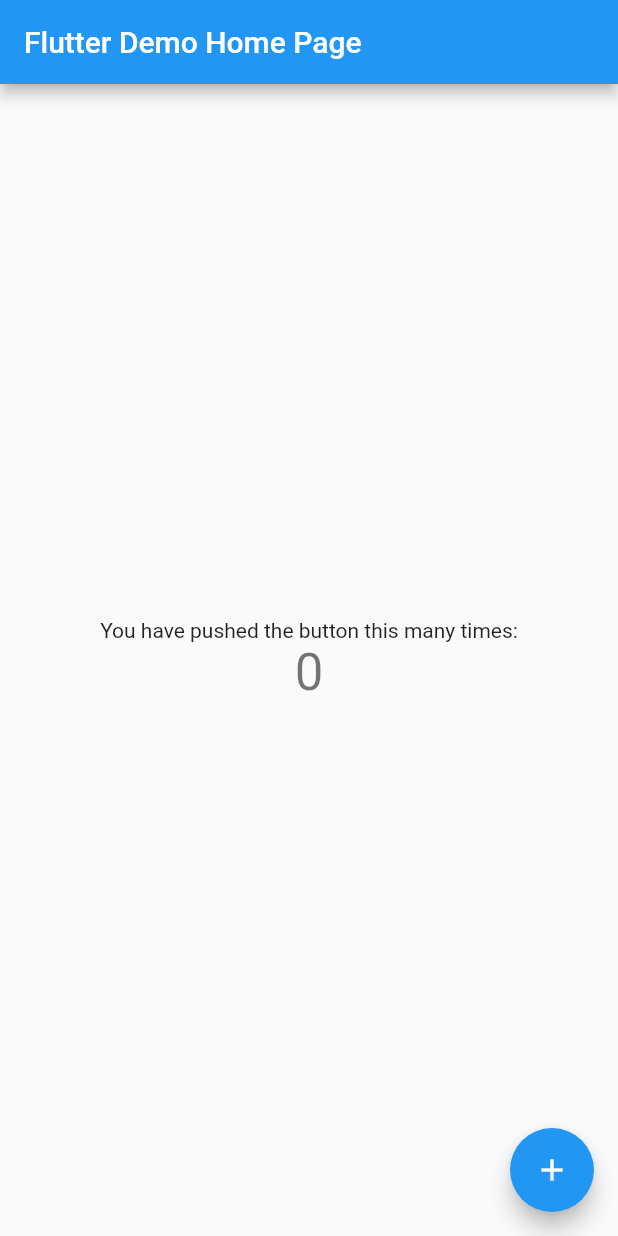
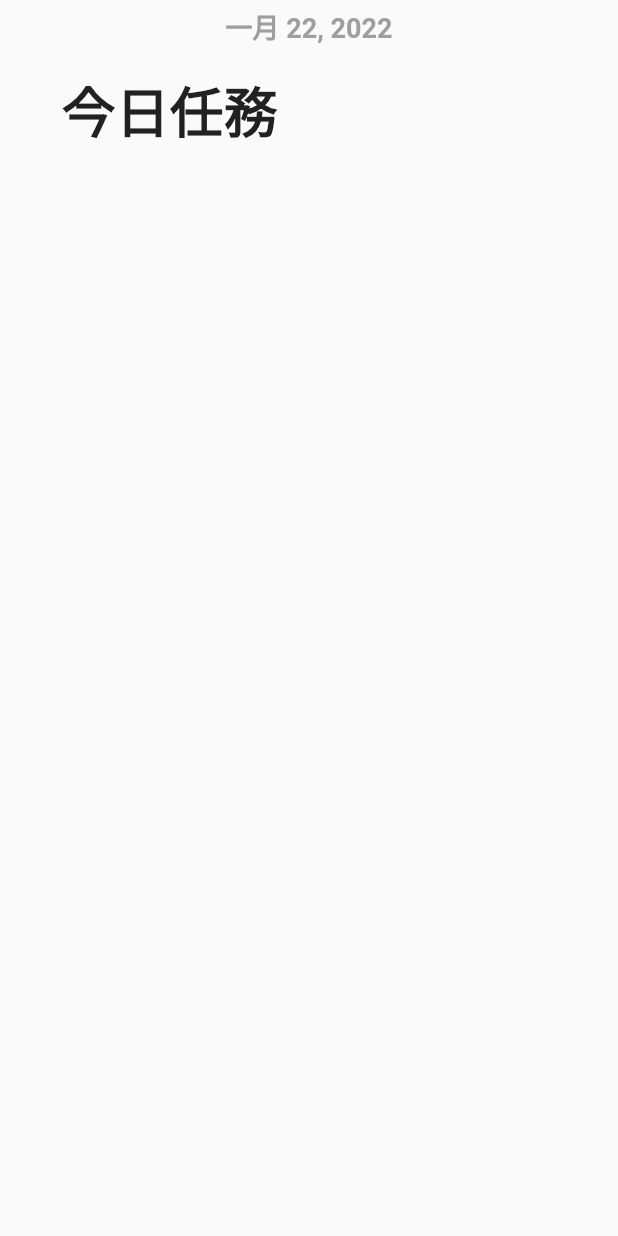
Before and after one commit to justYu2001/flutter-todo-app, a Flutter app: the screen it shows after launch, on a phone screen of 412 x 824 dp. Run offline on Flutter 3.47's test engine with Material 2 defaults, Android fonts, the phone set to English and light mode, and no system bars.

Commit message:
add time bar and title

```diff
--- a/lib/main.dart
+++ b/lib/main.dart
@@ -1,4 +1,5 @@
 import 'package:flutter/material.dart';
+import 'screens/home.dart';
 
 void main() {
   runApp(const MyApp());
@@ -13,103 +14,9 @@ class MyApp extends StatelessWidget {
     return MaterialApp(
       title: 'Flutter Demo',
       theme: ThemeData(
-        // This is the theme of your application.
-        //
-        // Try running your application with "flutter run". You'll see the
-        // application has a blue toolbar. Then, without quitting the app, try
-        // changing the primarySwatch below to Colors.green and then invoke
-        // "hot reload" (press "r" in the console where you ran "flutter run",
-        // or simply save your changes to "hot reload" in a Flutter IDE).
-        // Notice that the counter didn't reset back to zero; the application
-        // is not restarted.
         primarySwatch: Colors.blue,
       ),
-      home: const MyHomePage(title: 'Flutter Demo Home Page'),
+      home: const Home(),
     );
   }
 }
-
-class MyHomePage extends StatefulWidget {
-  const MyHomePage({Key? key, required this.title}) : super(key: key);
-
-  // This widget is the home page of your application. It is stateful, meaning
-  // that it has a State object (defined below) that contains fields that affect
-  // how it looks.
-
-  // This class is the configuration for the state. It holds the values (in this
-  // case the title) provided by the parent (in this case the App widget) and
-  // used by the build method of the State. Fields in a Widget subclass are
-  // always marked "final".
-
-  final String title;
-
-  @override
-  State<MyHomePage> createState() => _MyHomePageState();
-}
-
-class _MyHomePageState extends State<MyHomePage> {
-  int _counter = 0;
-
-  void _incrementCounter() {
-    setState(() {
-      // This call to setState tells the Flutter framework that something has
-      // changed in this State, which causes it to rerun the build method below
-      // so that the display can reflect the updated values. If we changed
-      // _counter without calling setState(), then the build method would not be
-      // called again, and so nothing would appear to happen.
-      _counter++;
-    });
-  }
-
-  @override
-  Widget build(BuildContext context) {
-    // This method is rerun every time setState is called, for instance as done
-    // by the _incrementCounter method above.
-    //
-    // The Flutter framework has been optimized to make rerunning build methods
-    // fast, so that you can just rebuild anything that needs updating rather
-    // than having to individually change instances of widgets.
-    return Scaffold(
-      appBar: AppBar(
-        // Here we take the value from the MyHomePage object that was created by
-        // the App.build method, and use it to set our appbar title.
-        title: Text(widget.title),
-      ),
-      body: Center(
-        // Center is a layout widget. It takes a single child and positions it
-        // in the middle of the parent.
-        child: Column(
-          // Column is also a layout widget. It takes a list of children and
-          // arranges them vertically. By default, it sizes itself to fit its
-          // children horizontally, and tries to be as tall as its parent.
-          //
-          // Invoke "debug painting" (press "p" in the console, choose the
-          // "Toggle Debug Paint" action from the Flutter Inspector in Android
-          // Studio, or the "Toggle Debug Paint" command in Visual Studio Code)
-          // to see the wireframe for each widget.
-          //
-          // Column has various properties to control how it sizes itself and
-          // how it positions its children. Here we use mainAxisAlignment to
-          // center the children vertically; the main axis here is the vertical
-          // axis because Columns are vertical (the cross axis would be
-          // horizontal).
-          mainAxisAlignment: MainAxisAlignment.center,
-          children: <Widget>[
-            const Text(
-              'You have pushed the button this many times:',
-            ),
-            Text(
-              '$_counter',
-              style: Theme.of(context).textTheme.headline4,
-            ),
-          ],
-        ),
-      ),
-      floatingActionButton: FloatingActionButton(
-        onPressed: _incrementCounter,
-        tooltip: 'Increment',
-        child: const Icon(Icons.add),
-      ), // This trailing comma makes auto-formatting nicer for build methods.
-    );
-  }
-}
--- /dev/null
+++ b/lib/screens/home.dart
@@ -0,0 +1,87 @@
+import 'package:flutter/material.dart';
+
+class Home extends StatelessWidget {
+  const Home({Key? key}) : super(key: key);
+
+  @override
+  Widget build(BuildContext context) {
+    return Scaffold(
+      body: SafeArea(
+        child: Column(
+          children: const[
+            TimeBar(),
+            TitleBar(),
+          ],
+        ),
+      )
+    );
+  }
+}
+
+class TimeBar extends StatelessWidget {
+  const TimeBar({Key? key}) : super(key: key);
+
+  String getTodayDateString() {
+    final today = DateTime.now();
+
+    List<String> monthChineseString = [
+      '',
+      '一月',
+      '二月',
+      '三月',
+      '四月',
+      '五月',
+      '六月',
+      '七月',
+      '八月',
+      '九月',
+      '十月',
+      '十一月',
+      '十二月'
+    ];
+
+    return '${monthChineseString[today.month]} ${today.day}, ${today.year}';
+  }
+
+  @override
+  Widget build(BuildContext context) {
+    return Align(
+      child:
+        Container(
+          padding: const EdgeInsets.symmetric(vertical: 4.0),
+          child: Text(
+            getTodayDateString(),
+            style: const TextStyle(
+              color: Colors.grey,
+              fontWeight: FontWeight.bold,
+              fontSize: 18.0,
+            ),
+          ),
+        ),
+    );
+  }
+}
+
+class TitleBar extends StatelessWidget {
+  const TitleBar({Key? key}) : super(key: key);
+
+  @override
+  Widget build(BuildContext context) {
+    return Row(
+      crossAxisAlignment: CrossAxisAlignment.center,
+      children: [
+        SizedBox(
+          width: MediaQuery.of(context).size.width * 0.1,
+          height: 76.0,
+        ),
+        const Text(
+            '今日任務',
+            style: TextStyle(
+              fontWeight: FontWeight.bold,
+              fontSize: 36.0,
+            )
+        ),
+      ],
+    );
+  }
+}
--- a/pubspec.yaml
+++ b/pubspec.yaml
@@ -34,6 +34,7 @@ dependencies:
   # The following adds the Cupertino Icons font to your application.
   # Use with the CupertinoIcons class for iOS style icons.
   cupertino_icons: ^1.0.2
+  provider: ^6.0.2
 
 dev_dependencies:
   flutter_test:
```
Also changed, not shown: pubspec.lock.
